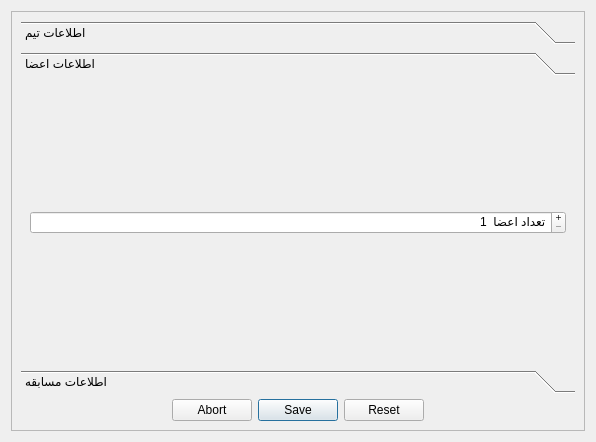
Before: the Qt Designer form ACM_Qt/addteam.ui in naazeri/DataStructure, drawn with Qt 5.
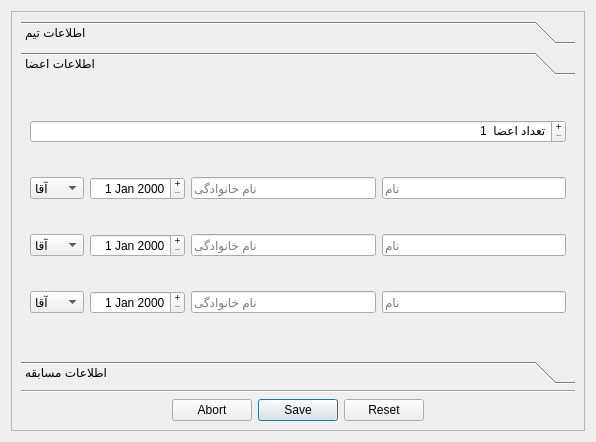
After: the same form once the commit is applied.

```diff
--- a/ACM_Qt/addteam.ui
+++ b/ACM_Qt/addteam.ui
@@ -28,6 +28,15 @@
         <property name="layoutDirection">
          <enum>Qt::LeftToRight</enum>
         </property>
+        <property name="frameShadow">
+         <enum>QFrame::Plain</enum>
+        </property>
+        <property name="lineWidth">
+         <number>1</number>
+        </property>
+        <property name="midLineWidth">
+         <number>0</number>
+        </property>
         <property name="currentIndex">
          <number>1</number>
         </property>
@@ -94,7 +103,7 @@
            <x>0</x>
            <y>0</y>
            <width>558</width>
-           <height>269</height>
+           <height>260</height>
           </rect>
          </property>
          <attribute name="label">
@@ -117,6 +126,159 @@
             </property>
            </widget>
           </item>
+          <item>
+           <layout class="QHBoxLayout" name="horizontalLayout">
+            <item>
+             <widget class="QComboBox" name="comboBox">
+              <property name="sizeAdjustPolicy">
+               <enum>QComboBox::AdjustToContentsOnFirstShow</enum>
+              </property>
+              <item>
+               <property name="text">
+                <string>آقا</string>
+               </property>
+              </item>
+              <item>
+               <property name="text">
+                <string>خانم</string>
+               </property>
+              </item>
+             </widget>
+            </item>
+            <item>
+             <widget class="QDateEdit" name="dateEdit">
+              <property name="alignment">
+               <set>Qt::AlignRight|Qt::AlignTrailing|Qt::AlignVCenter</set>
+              </property>
+              <property name="buttonSymbols">
+               <enum>QAbstractSpinBox::PlusMinus</enum>
+              </property>
+             </widget>
+            </item>
+            <item>
+             <widget class="QLineEdit" name="lineEdit_5">
+              <property name="layoutDirection">
+               <enum>Qt::RightToLeft</enum>
+              </property>
+              <property name="alignment">
+               <set>Qt::AlignRight|Qt::AlignTrailing|Qt::AlignVCenter</set>
+              </property>
+              <property name="placeholderText">
+               <string>نام خانوادگی</string>
+              </property>
+             </widget>
+            </item>
+            <item>
+             <widget class="QLineEdit" name="lineEdit_4">
+              <property name="layoutDirection">
+               <enum>Qt::RightToLeft</enum>
+              </property>
+              <property name="alignment">
+               <set>Qt::AlignRight|Qt::AlignTrailing|Qt::AlignVCenter</set>
+              </property>
+              <property name="placeholderText">
+               <string>نام</string>
+              </property>
+             </widget>
+            </item>
+           </layout>
+          </item>
+          <item>
+           <layout class="QHBoxLayout" name="horizontalLayout_2">
+            <item>
+             <widget class="QComboBox" name="comboBox_2">
+              <item>
+               <property name="text">
+                <string>آقا</string>
+               </property>
+              </item>
+              <item>
+               <property name="text">
+                <string>خانم</string>
+               </property>
+              </item>
+             </widget>
+            </item>
+            <item>
+             <widget class="QDateEdit" name="dateEdit_2">
+              <property name="alignment">
+               <set>Qt::AlignRight|Qt::AlignTrailing|Qt::AlignVCenter</set>
+              </property>
+              <property name="buttonSymbols">
+               <enum>QAbstractSpinBox::PlusMinus</enum>
+              </property>
+             </widget>
+            </item>
+            <item>
+             <widget class="QLineEdit" name="lineEdit_6">
+              <property name="alignment">
+               <set>Qt::AlignRight|Qt::AlignTrailing|Qt::AlignVCenter</set>
+              </property>
+              <property name="placeholderText">
+               <string>نام خانوادگی</string>
+              </property>
+             </widget>
+            </item>
+            <item>
+             <widget class="QLineEdit" name="lineEdit_7">
+              <property name="alignment">
+               <set>Qt::AlignRight|Qt::AlignTrailing|Qt::AlignVCenter</set>
+              </property>
+              <property name="placeholderText">
+               <string>نام</string>
+              </property>
+             </widget>
+            </item>
+           </layout>
+          </item>
+          <item>
+           <layout class="QHBoxLayout" name="horizontalLayout_3">
+            <item>
+             <widget class="QComboBox" name="comboBox_3">
+              <item>
+               <property name="text">
+                <string>آقا</string>
+               </property>
+              </item>
+              <item>
+               <property name="text">
+                <string>خانم</string>
+               </property>
+              </item>
+             </widget>
+            </item>
+            <item>
+             <widget class="QDateEdit" name="dateEdit_3">
+              <property name="alignment">
+               <set>Qt::AlignRight|Qt::AlignTrailing|Qt::AlignVCenter</set>
+              </property>
+              <property name="buttonSymbols">
+               <enum>QAbstractSpinBox::PlusMinus</enum>
+              </property>
+             </widget>
+            </item>
+            <item>
+             <widget class="QLineEdit" name="lineEdit_8">
+              <property name="alignment">
+               <set>Qt::AlignRight|Qt::AlignTrailing|Qt::AlignVCenter</set>
+              </property>
+              <property name="placeholderText">
+               <string>نام خانوادگی</string>
+              </property>
+             </widget>
+            </item>
+            <item>
+             <widget class="QLineEdit" name="lineEdit_9">
+              <property name="alignment">
+               <set>Qt::AlignRight|Qt::AlignTrailing|Qt::AlignVCenter</set>
+              </property>
+              <property name="placeholderText">
+               <string>نام</string>
+              </property>
+             </widget>
+            </item>
+           </layout>
+          </item>
          </layout>
         </widget>
         <widget class="QWidget" name="page_3">
@@ -126,6 +288,13 @@
         </widget>
        </widget>
       </item>
+      <item>
+       <widget class="Line" name="line">
+        <property name="orientation">
+         <enum>Qt::Horizontal</enum>
+        </property>
+       </widget>
+      </item>
       <item>
        <widget class="QDialogButtonBox" name="buttonBox">
         <property name="layoutDirection">
```
Left out of the diff: 85 changed lines with no effect on the pictures.
